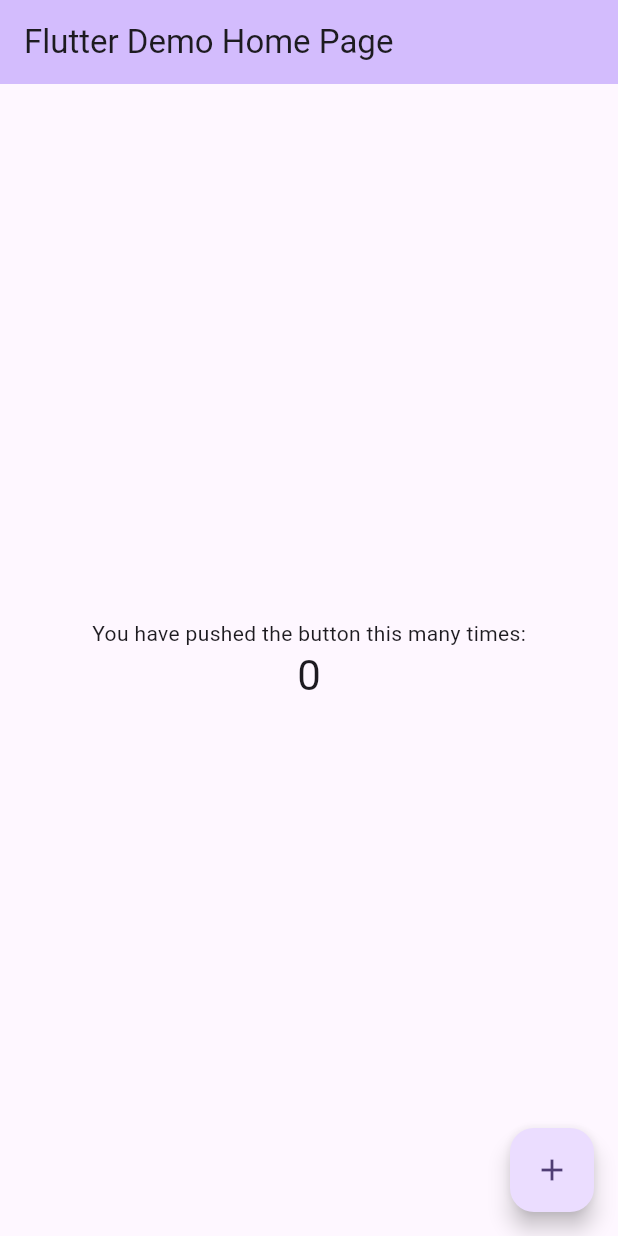
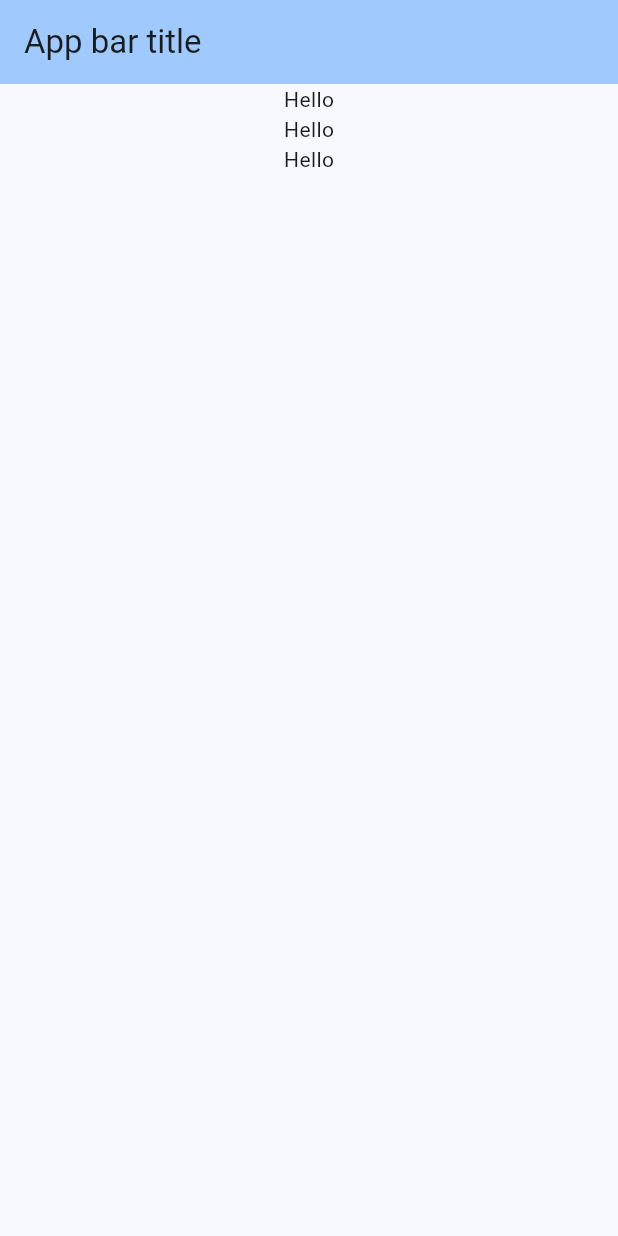
Before and after one commit to lklab/flutter-test, a Flutter app: the screen it shows after launch, on a phone screen of 412 x 824 dp. Run offline on Flutter 3.47's test engine with Material 3 defaults, Android fonts, the phone set to English and light mode, and no system bars.

Commit message:
첫 번째 앱 개발

```diff
--- a/flutter_application_1/lib/main.dart
+++ b/flutter_application_1/lib/main.dart
@@ -1,125 +1,42 @@
 import 'package:flutter/material.dart';
 
-void main() {
-  runApp(const MyApp());
-}
+void main() => runApp(const MyApp());
 
 class MyApp extends StatelessWidget {
   const MyApp({super.key});
 
-  // This widget is the root of your application.
   @override
   Widget build(BuildContext context) {
     return MaterialApp(
-      title: 'Flutter Demo',
+      title: 'First App',
       theme: ThemeData(
-        // This is the theme of your application.
-        //
-        // TRY THIS: Try running your application with "flutter run". You'll see
-        // the application has a purple toolbar. Then, without quitting the app,
-        // try changing the seedColor in the colorScheme below to Colors.green
-        // and then invoke "hot reload" (save your changes or press the "hot
-        // reload" button in a Flutter-supported IDE, or press "r" if you used
-        // the command line to start the app).
-        //
-        // Notice that the counter didn't reset back to zero; the application
-        // state is not lost during the reload. To reset the state, use hot
-        // restart instead.
-        //
-        // This works for code too, not just values: Most code changes can be
-        // tested with just a hot reload.
-        colorScheme: ColorScheme.fromSeed(seedColor: Colors.deepPurple),
-        useMaterial3: true,
+        // primarySwatch: Colors.blue,
+        colorScheme: ColorScheme.fromSeed(seedColor: Colors.blue),
       ),
-      home: const MyHomePage(title: 'Flutter Demo Home Page'),
+      home: const MyHomePage(),
     );
   }
 }
 
-class MyHomePage extends StatefulWidget {
-  const MyHomePage({super.key, required this.title});
-
-  // This widget is the home page of your application. It is stateful, meaning
-  // that it has a State object (defined below) that contains fields that affect
-  // how it looks.
-
-  // This class is the configuration for the state. It holds the values (in this
-  // case the title) provided by the parent (in this case the App widget) and
-  // used by the build method of the State. Fields in a Widget subclass are
-  // always marked "final".
-
-  final String title;
-
-  @override
-  State<MyHomePage> createState() => _MyHomePageState();
-}
-
-class _MyHomePageState extends State<MyHomePage> {
-  int _counter = 0;
-
-  void _incrementCounter() {
-    setState(() {
-      // This call to setState tells the Flutter framework that something has
-      // changed in this State, which causes it to rerun the build method below
-      // so that the display can reflect the updated values. If we changed
-      // _counter without calling setState(), then the build method would not be
-      // called again, and so nothing would appear to happen.
-      _counter++;
-    });
-  }
+class MyHomePage extends StatelessWidget {
+  const MyHomePage({super.key});
 
   @override
   Widget build(BuildContext context) {
-    // This method is rerun every time setState is called, for instance as done
-    // by the _incrementCounter method above.
-    //
-    // The Flutter framework has been optimized to make rerunning build methods
-    // fast, so that you can just rebuild anything that needs updating rather
-    // than having to individually change instances of widgets.
     return Scaffold(
       appBar: AppBar(
-        // TRY THIS: Try changing the color here to a specific color (to
-        // Colors.amber, perhaps?) and trigger a hot reload to see the AppBar
-        // change color while the other colors stay the same.
+        title: const Text('App bar title'),
         backgroundColor: Theme.of(context).colorScheme.inversePrimary,
-        // Here we take the value from the MyHomePage object that was created by
-        // the App.build method, and use it to set our appbar title.
-        title: Text(widget.title),
       ),
-      body: Center(
-        // Center is a layout widget. It takes a single child and positions it
-        // in the middle of the parent.
+      body: const Center(
         child: Column(
-          // Column is also a layout widget. It takes a list of children and
-          // arranges them vertically. By default, it sizes itself to fit its
-          // children horizontally, and tries to be as tall as its parent.
-          //
-          // Column has various properties to control how it sizes itself and
-          // how it positions its children. Here we use mainAxisAlignment to
-          // center the children vertically; the main axis here is the vertical
-          // axis because Columns are vertical (the cross axis would be
-          // horizontal).
-          //
-          // TRY THIS: Invoke "debug painting" (choose the "Toggle Debug Paint"
-          // action in the IDE, or press "p" in the console), to see the
-          // wireframe for each widget.
-          mainAxisAlignment: MainAxisAlignment.center,
-          children: <Widget>[
-            const Text(
-              'You have pushed the button this many times:',
-            ),
-            Text(
-              '$_counter',
-              style: Theme.of(context).textTheme.headlineMedium,
-            ),
+          children: [
+            Text('Hello'),
+            Text('Hello'),
+            Text('Hello'),
           ],
         ),
       ),
-      floatingActionButton: FloatingActionButton(
-        onPressed: _incrementCounter,
-        tooltip: 'Increment',
-        child: const Icon(Icons.add),
-      ), // This trailing comma makes auto-formatting nicer for build methods.
     );
   }
 }
```
